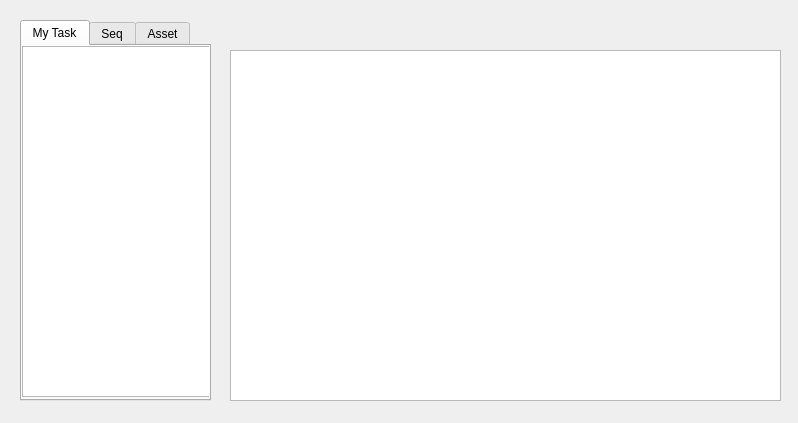
Before: the Qt Designer form toolkit/config/python/loader.ui in yrchoo/baked, drawn with Qt 5.
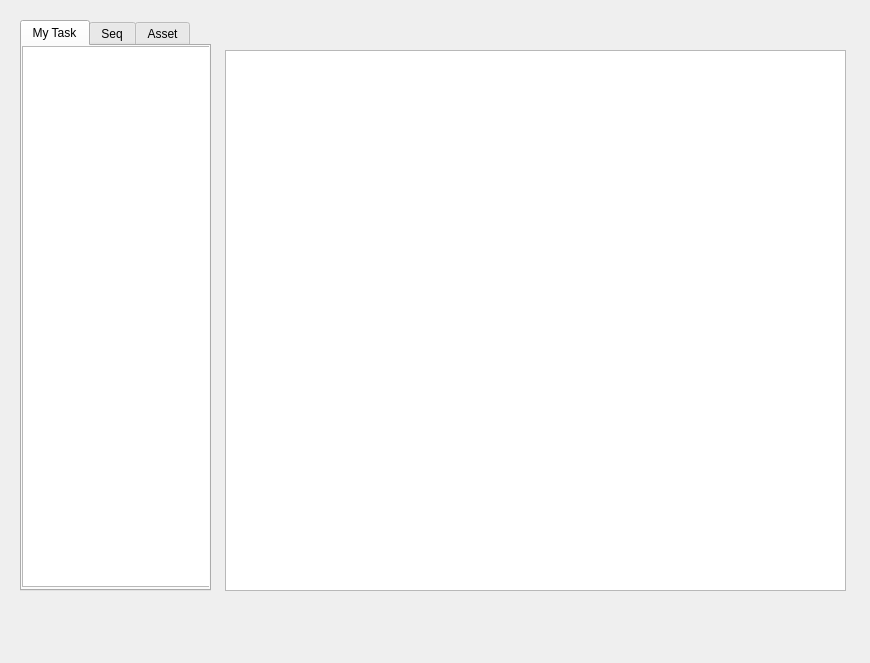
After: the same form once the commit is applied.

The edit to the form file:
```diff
--- a/toolkit/config/python/loader.ui
+++ b/toolkit/config/python/loader.ui
@@ -6,8 +6,8 @@
    <rect>
     <x>0</x>
     <y>0</y>
-    <width>798</width>
-    <height>423</height>
+    <width>870</width>
+    <height>663</height>
    </rect>
   </property>
   <property name="windowTitle">
@@ -19,7 +19,7 @@
      <x>20</x>
      <y>20</y>
      <width>191</width>
-     <height>381</height>
+     <height>571</height>
     </rect>
    </property>
    <property name="currentIndex">
@@ -35,7 +35,7 @@
        <x>0</x>
        <y>0</y>
        <width>191</width>
-       <height>351</height>
+       <height>541</height>
       </rect>
      </property>
      <attribute name="headerVisible">
@@ -95,15 +95,30 @@
     </widget>
    </widget>
   </widget>
-  <widget class="QTableView" name="tableView_files">
+  <widget class="QTableWidget" name="tableWidget_files">
    <property name="geometry">
     <rect>
-     <x>230</x>
+     <x>225</x>
      <y>50</y>
-     <width>551</width>
-     <height>351</height>
+     <width>621</width>
+     <height>541</height>
     </rect>
    </property>
+   <property name="editTriggers">
+    <set>QAbstractItemView::NoEditTriggers</set>
+   </property>
+   <property name="rowCount">
+    <number>0</number>
+   </property>
+   <attribute name="horizontalHeaderVisible">
+    <bool>false</bool>
+   </attribute>
+   <attribute name="horizontalHeaderShowSortIndicator" stdset="0">
+    <bool>false</bool>
+   </attribute>
+   <attribute name="verticalHeaderVisible">
+    <bool>false</bool>
+   </attribute>
   </widget>
  </widget>
  <resources/>
```
